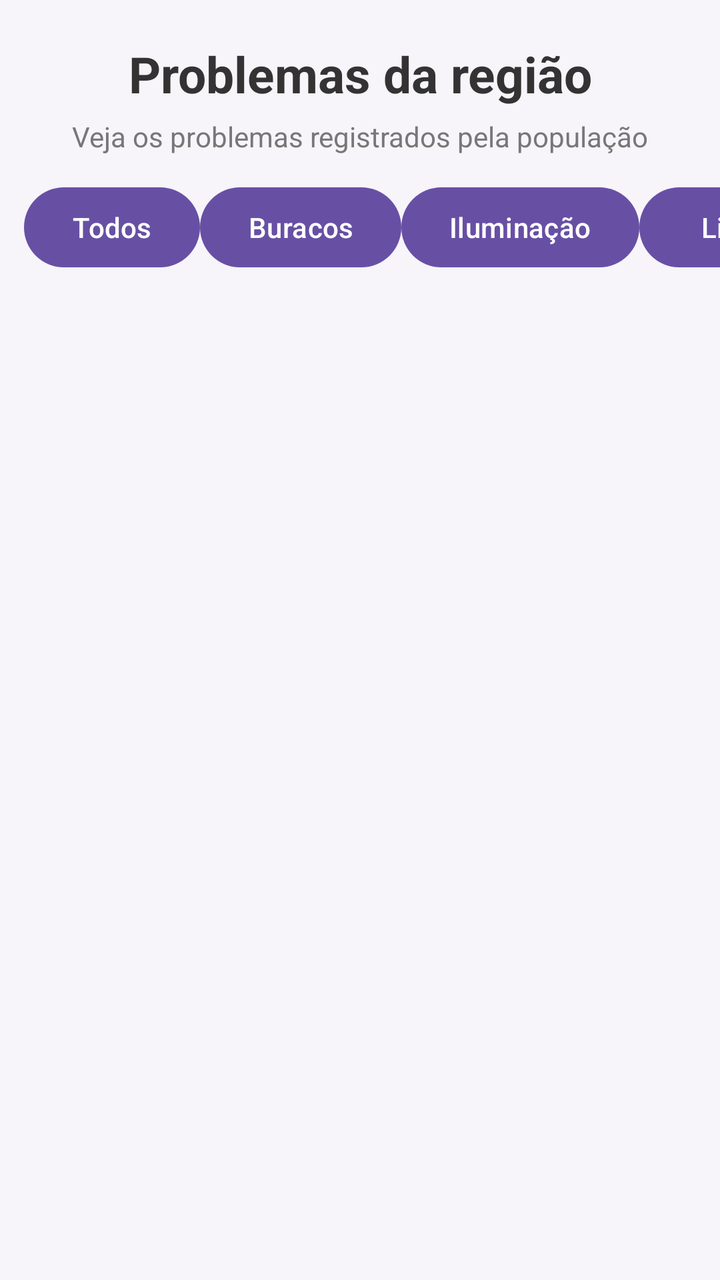
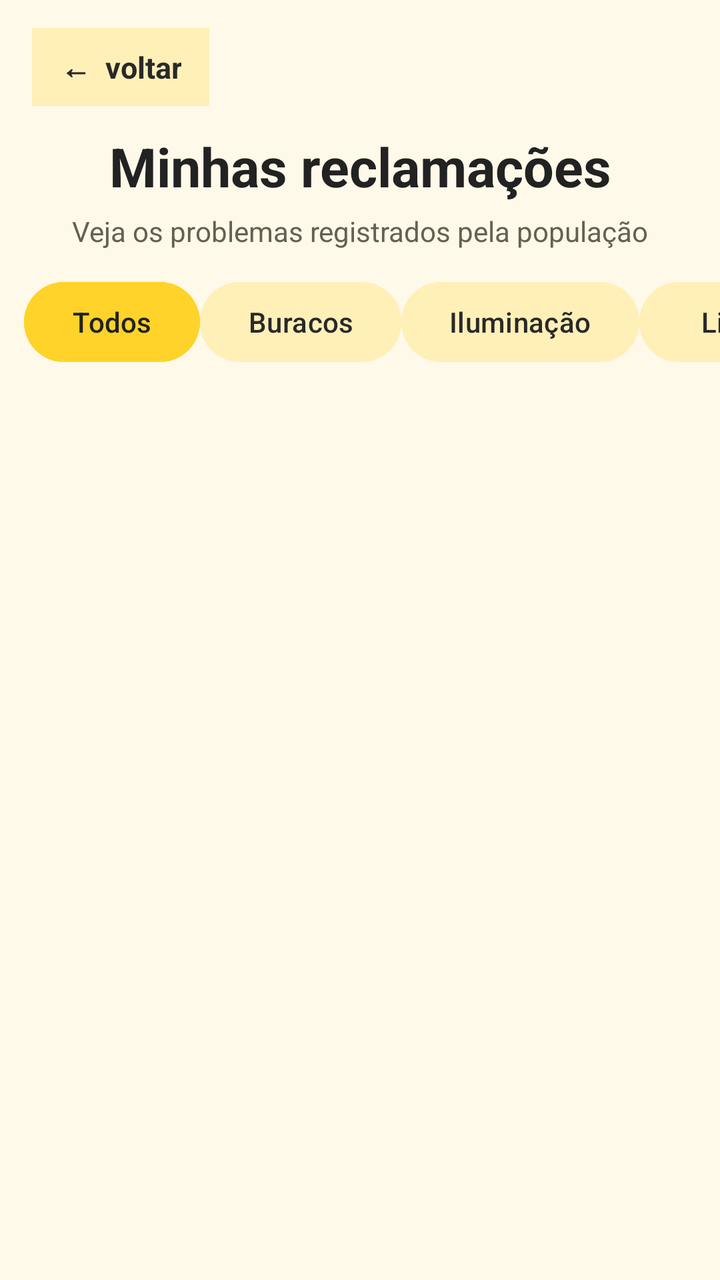

An Android layout rendered at two revisions. The XML below is the earlier revision; the diff shows what the commit changed to produce the second picture.
<!-- AndroidManifest.xml: application theme Theme.CidadeAtiva -->
<!-- res/layout/activity_minhas_reclamacoes.xml -->
<?xml version="1.0" encoding="utf-8"?>
<LinearLayout
    xmlns:android="http://schemas.android.com/apk/res/android"
    android:layout_width="match_parent"
    android:layout_height="match_parent"
    android:orientation="vertical"
    android:background="#F7F4FA">

    <TextView
        android:id="@+id/titulo"
        android:layout_width="match_parent"
        android:layout_height="wrap_content"
        android:text="Problemas da região"
        android:textSize="25sp"
        android:textStyle="bold"
        android:textColor="#333333"
        android:gravity="center"
        android:paddingTop="20dp"
        android:paddingBottom="5dp"/>

    <TextView
        android:id="@+id/subtitulo"
        android:layout_width="match_parent"
        android:layout_height="wrap_content"
        android:text="Veja os problemas registrados pela população"
        android:textSize="14sp"
        android:textColor="#777777"
        android:gravity="center"
        android:paddingBottom="12dp"/>

    
    <HorizontalScrollView
        android:layout_width="match_parent"
        android:layout_height="wrap_content"
        android:scrollbars="none">

        <LinearLayout
            android:layout_width="wrap_content"
            android:layout_height="wrap_content"
            android:orientation="horizontal"
            android:paddingStart="12dp"
            android:paddingEnd="12dp"
            android:paddingBottom="12dp">

            <Button
                android:id="@+id/btnTodos"
                android:layout_width="wrap_content"
                android:layout_height="wrap_content"
                android:text="Todos"
                android:textAllCaps="false"/>

            <Button
                android:id="@+id/btnBuracos"
                android:layout_width="wrap_content"
                android:layout_height="wrap_content"
                android:text="Buracos"
                android:textAllCaps="false"/>

            <Button
                android:id="@+id/btnIluminacao"
                android:layout_width="wrap_content"
                android:layout_height="wrap_content"
                android:text="Iluminação"
                android:textAllCaps="false"/>

            <Button
                android:id="@+id/btnLixo"
                android:layout_width="wrap_content"
                android:layout_height="wrap_content"
                android:text="Lixo"
                android:textAllCaps="false"/>

            <Button
                android:id="@+id/btnOutros"
                android:layout_width="wrap_content"
                android:layout_height="wrap_content"
                android:text="Outros"
                android:textAllCaps="false"/>

        </LinearLayout>

    </HorizontalScrollView>

    
    <ScrollView
        android:layout_width="match_parent"
        android:layout_height="0dp"
        android:layout_weight="1"
        android:fillViewport="true">

        <LinearLayout
            android:id="@+id/listaReclamacoes"
            android:layout_width="match_parent"
            android:layout_height="wrap_content"
            android:orientation="vertical"
            android:paddingStart="16dp"
            android:paddingEnd="16dp"
            android:paddingBottom="20dp"/>

    </ScrollView>

</LinearLayout>
<!-- resources referenced by this layout -->
<resources>
  <style name="Theme.CidadeAtiva" parent="Base.Theme.CidadeAtiva" />
  <style name="Base.Theme.CidadeAtiva" parent="Theme.Material3.DayNight.NoActionBar">
          
          
      </style>
</resources>

<!-- the commit's change to res/layout/activity_minhas_reclamacoes.xml (unified diff, before → after) -->
@@ -4,18 +4,37 @@
     android:layout_width="match_parent"
     android:layout_height="match_parent"
     android:orientation="vertical"
-    android:background="#F7F4FA">
+    android:background="#FFF9E9">
+
+    <TextView
+        android:id="@+id/btnVoltarMinhasReclamacoes"
+        android:layout_width="wrap_content"
+        android:layout_height="wrap_content"
+        android:layout_marginStart="16dp"
+        android:layout_marginTop="14dp"
+        android:text="←  voltar"
+        android:textSize="15sp"
+        android:textStyle="bold"
+        android:textColor="#292929"
+        android:gravity="center"
+        android:clickable="true"
+        android:focusable="true"
+        android:paddingStart="14dp"
+        android:paddingEnd="14dp"
+        android:paddingTop="9dp"
+        android:paddingBottom="9dp"
+        android:background="#FFF0B8" />
 
     <TextView
         android:id="@+id/titulo"
         android:layout_width="match_parent"
         android:layout_height="wrap_content"
-        android:text="Problemas da região"
-        android:textSize="25sp"
+        android:text="Minhas reclamações"
+        android:textSize="27sp"
         android:textStyle="bold"
-        android:textColor="#333333"
+        android:textColor="#222222"
         android:gravity="center"
-        android:paddingTop="20dp"
+        android:paddingTop="12dp"
         android:paddingBottom="5dp"/>
 
     <TextView
@@ -24,7 +43,7 @@
         android:layout_height="wrap_content"
         android:text="Veja os problemas registrados pela população"
         android:textSize="14sp"
-        android:textColor="#777777"
+        android:textColor="#666052"
         android:gravity="center"
         android:paddingBottom="12dp"/>
 
@@ -47,35 +66,50 @@
                 android:layout_width="wrap_content"
                 android:layout_height="wrap_content"
                 android:text="Todos"
-                android:textAllCaps="false"/>
+                android:textAllCaps="false"
+                android:backgroundTint="#FFD32A"
+                android:textColor="#222222"
+                android:stateListAnimator="@null"/>
 
             <Button
                 android:id="@+id/btnBuracos"
                 android:layout_width="wrap_content"
                 android:layout_height="wrap_content"
                 android:text="Buracos"
-                android:textAllCaps="false"/>
+                android:textAllCaps="false"
+                android:backgroundTint="#FFF0B8"
+                android:textColor="#292929"
+                android:stateListAnimator="@null"/>
 
             <Button
                 android:id="@+id/btnIluminacao"
                 android:layout_width="wrap_content"
                 android:layout_height="wrap_content"
                 android:text="Iluminação"
-                android:textAllCaps="false"/>
+                android:textAllCaps="false"
+                android:backgroundTint="#FFF0B8"
+                android:textColor="#292929"
+                android:stateListAnimator="@null"/>
 
             <Button
                 android:id="@+id/btnLixo"
                 android:layout_width="wrap_content"
                 android:layout_height="wrap_content"
                 android:text="Lixo"
-                android:textAllCaps="false"/>
+                android:textAllCaps="false"
+                android:backgroundTint="#FFF0B8"
+                android:textColor="#292929"
+                android:stateListAnimator="@null"/>
 
             <Button
                 android:id="@+id/btnOutros"
                 android:layout_width="wrap_content"
                 android:layout_height="wrap_content"
                 android:text="Outros"
-                android:textAllCaps="false"/>
+                android:textAllCaps="false"
+                android:backgroundTint="#FFF0B8"
+                android:textColor="#292929"
+                android:stateListAnimator="@null"/>
 
         </LinearLayout>
 
